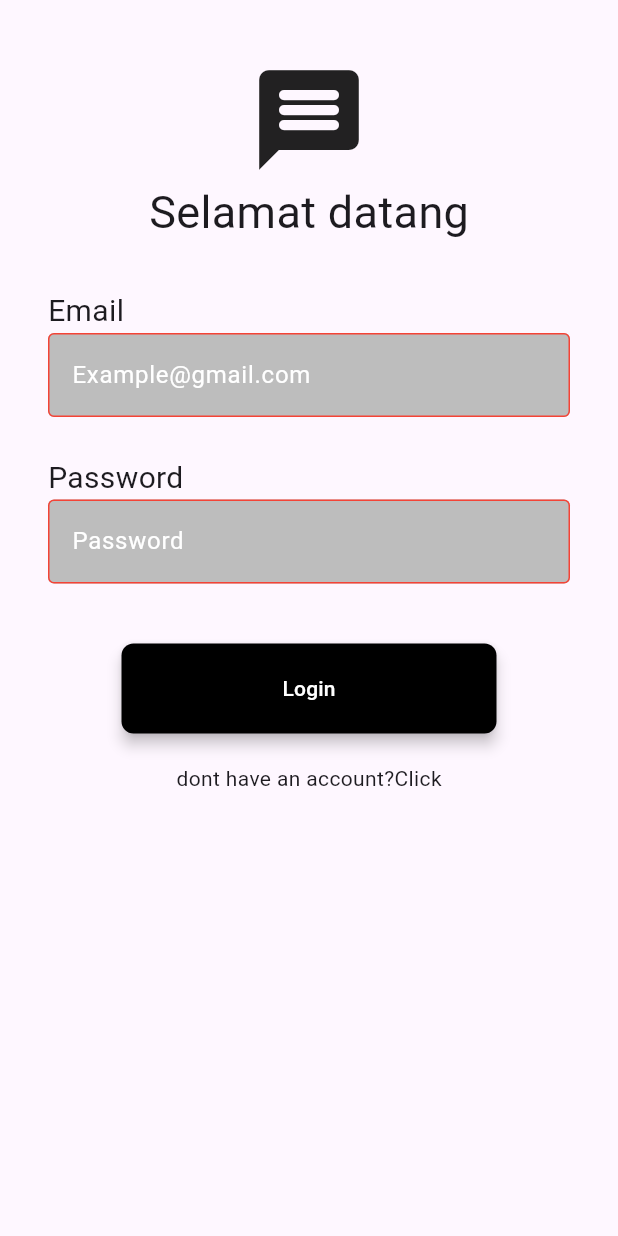
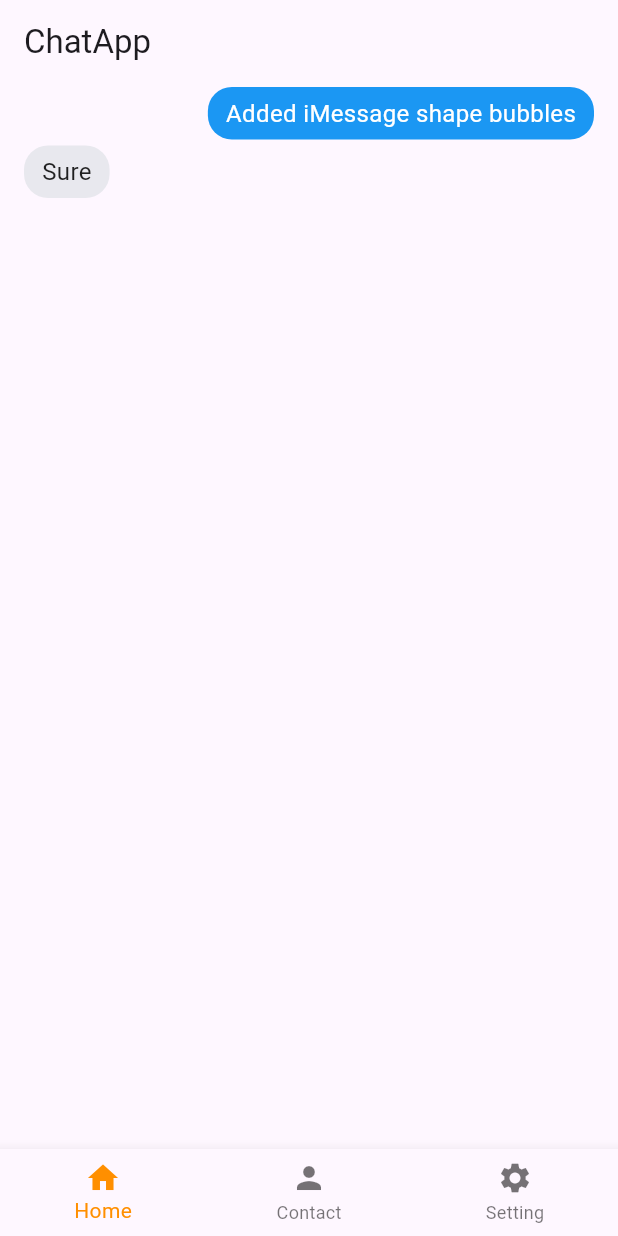
Before and after one commit to aryarobyy/flutter-chatapp, a Flutter app: the screen it shows after launch, on a phone screen of 412 x 824 dp. Run offline on Flutter 3.47's test engine with Material 3 defaults, Android fonts, the phone set to English and light mode, and no system bars; our stand-ins replace chat_bubbles, cloud_firestore, firebase_auth, firebase_core, google_sign_in; accounts and stored records are empty.

Commit message:
Add some ui

```diff
--- /dev/null
+++ b/lib/component/bubble_chat.dart
@@ -0,0 +1,29 @@
+import 'package:flutter/material.dart';
+import 'package:chat_bubbles/chat_bubbles.dart';
+
+class BubbleChat extends StatelessWidget {
+  const BubbleChat({super.key});
+
+  @override
+  Widget build(BuildContext context) {
+    return Column(
+      children: [
+        BubbleSpecialThree(
+          text: 'Added iMessage shape bubbles',
+          color: Color(0xFF1B97F3),
+          tail: false,
+          textStyle: TextStyle(
+              color: Colors.white,
+              fontSize: 16
+          ),
+        ),
+        BubbleSpecialThree(
+          text: 'Sure',
+          color: Color(0xFFE8E8EE),
+          tail: false,
+          isSender: false,
+        ),
+      ],
+    );
+  }
+}
--- a/lib/component/button.dart
+++ b/lib/component/button.dart
@@ -12,7 +12,7 @@ class MyButton extends StatelessWidget {
   @override
   Widget build(BuildContext context) {
     return ElevatedButton(
-        onPressed: () => {},
+        onPressed: onPressed,
       style: ElevatedButton.styleFrom(
         backgroundColor: Colors.black,
         elevation: 4,
--- /dev/null
+++ b/lib/pages/contact.dart
@@ -0,0 +1,21 @@
+import 'package:chat_app/component/person.dart';
+import 'package:flutter/material.dart';
+
+class Contact extends StatelessWidget {
+  const Contact({super.key});
+
+  @override
+  Widget build(BuildContext context) {
+    return Scaffold(
+      appBar: AppBar(title: Text("Contact")),
+      body: SingleChildScrollView(
+        child: Column(
+          children: [
+            Person(),
+            Person(),
+          ],
+        ),
+      ),
+    );
+  }
+}
--- /dev/null
+++ b/lib/pages/dashboard.dart
@@ -0,0 +1,15 @@
+import 'package:chat_app/component/bubble_chat.dart';
+import 'package:chat_app/component/person.dart';
+import 'package:flutter/material.dart';
+
+class Dashboard extends StatelessWidget {
+  const Dashboard({super.key});
+
+  @override
+  Widget build(BuildContext context) {
+    return Scaffold(
+      appBar: AppBar(title: Text("ChatApp"),),
+      body: BubbleChat(),
+    );
+  }
+}
--- a/lib/pages/home.dart
+++ b/lib/pages/home.dart
@@ -1,12 +1,59 @@
+import 'package:chat_app/pages/contact.dart';
+import 'package:chat_app/pages/dashboard.dart';
+import 'package:chat_app/pages/settings.dart';
+import 'package:chat_app/service/auth/login_or_register.dart';
+import 'package:chat_app/service/google_auth/google_auth.dart';
 import 'package:flutter/material.dart';
 
-class Home extends StatelessWidget {
+class Home extends StatefulWidget {
   const Home({super.key});
+
+  @override
+  State<Home> createState() => _HomeState();
+}
+
+class _HomeState extends State<Home> {
+  int _selectedItem = 0;
+  static const TextStyle optionStyle =
+  TextStyle(fontSize: 30, fontWeight: FontWeight.bold);
+  static const List<Widget> _widgetOptions = <Widget>[
+    Dashboard(),
+    Contact(),
+    Settings()
+  ];
+
+  void _onItemTapped(int index){
+    setState(() {
+      _selectedItem = index;
+    });
+  }
 
   @override
   Widget build(BuildContext context) {
     return Scaffold(
-      appBar: AppBar(title: Text("Home Page"),),
-    );
+      body: Center(
+        child: _widgetOptions.elementAt(_selectedItem),
+      ),
+      bottomNavigationBar:
+          BottomNavigationBar(
+          items: const [
+            BottomNavigationBarItem(
+              label: "Home",
+              icon: Icon(Icons.home),
+            ),
+            BottomNavigationBarItem(
+              label: "Contact",
+              icon: Icon(Icons.person),
+            ),
+            BottomNavigationBarItem(
+                label: "Setting",
+                icon: Icon(Icons.settings)
+            ),
+          ],
+          currentIndex: _selectedItem,
+          selectedItemColor: Colors.amber[800],
+          onTap: _onItemTapped,
+          ),
+        );
+    }
   }
-}
--- a/lib/service/auth/auth_service.dart
+++ /dev/null
@@ -1,20 +0,0 @@
-import 'package:firebase_auth/firebase_auth.dart';
-import 'package:flutter/cupertino.dart';
-
-class AuthService extends ChangeNotifier {
-  final FirebaseAuth _firebaseAuth = FirebaseAuth.instance;
-
-  Future<UserCredential> signInWithEmailAndPassword(
-      String email,
-      String password) async {
-    try {
-      UserCredential userCredential = await _firebaseAuth
-          .signInWithEmailAndPassword(
-          email: email,
-          password: password);
-          return userCredential;
-    } on FirebaseAuthException catch (e) {
-      throw Exception(e.code);
-    }
-  }
-}
--- a/pubspec.yaml
+++ b/pubspec.yaml
@@ -37,7 +37,10 @@ dependencies:
   cupertino_icons: ^1.0.8
   firebase_core: ^3.8.1
   firebase_auth: ^5.3.4
+  google_sign_in: ^6.2.2
   provider: ^6.0.5
+  cloud_firestore: ^5.5.1
+  chat_bubbles: ^1.6.0
 
 dev_dependencies:
   flutter_test:
```
Also changed, not shown: lib/auth/login.dart (+67 -19 lines), lib/component/person.dart (added, +50 -0 lines), lib/component/snackbar.dart (added, +9 -0 lines), lib/main.dart (+7 -12 lines), lib/pages/settings.dart (added, +31 -0 lines), lib/service/auth/authentication.dart (added, +32 -0 lines), lib/service/google_auth/google_auth.dart (added, +30 -0 lines), pubspec.lock, 2 other files.
